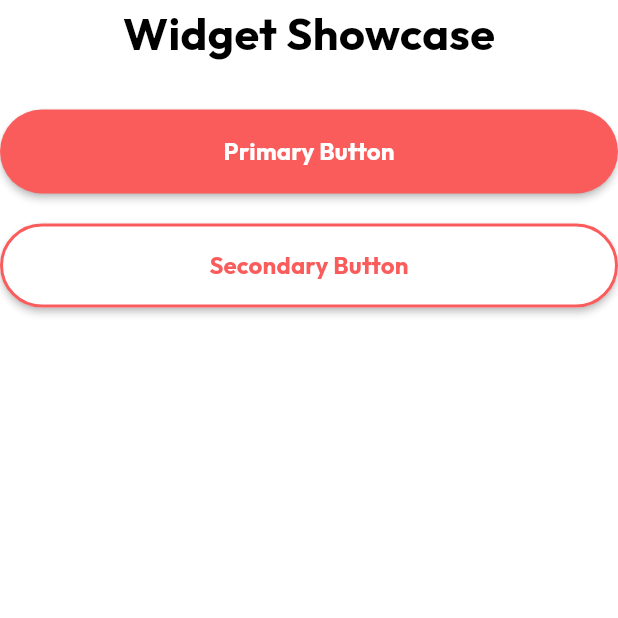
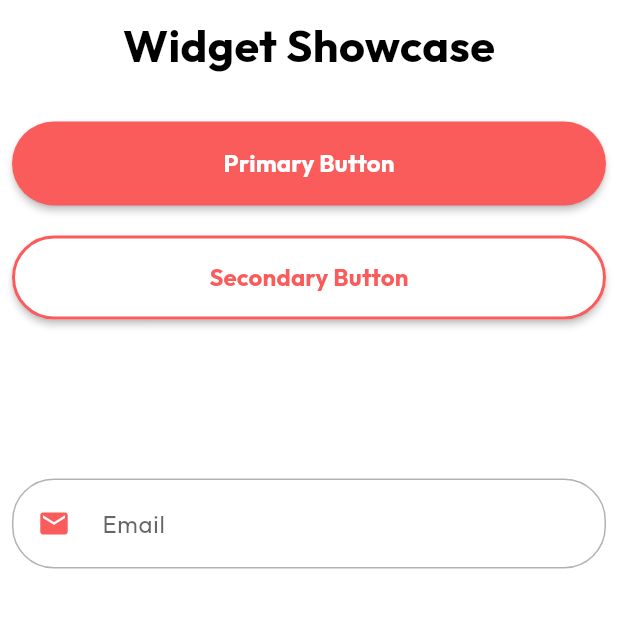
Before and after one commit to Sharkfin07/re-serve, a Flutter app: the screen it shows after launch, on a phone screen of 412 x 824 dp, the top half of it. Run offline on Flutter 3.47's test engine with Material 3 defaults, Android fonts, the phone set to English and light mode, and no system bars; our stand-ins replace dio.

Commit message:
feat: Create global form widget

```diff
--- a/lib/main.dart
+++ b/lib/main.dart
@@ -1,5 +1,6 @@
 import 'package:flutter/material.dart';
 import 'package:re_serve/presentation/widgets/global/global_button.dart';
+import 'package:re_serve/presentation/widgets/global/global_input.dart';
 import 'presentation/theme/app_theme.dart';
 
 void main() {
@@ -17,11 +18,12 @@ class MainApp extends StatelessWidget {
       themeMode: ThemeMode.system,
       home: Scaffold(
         body: SafeArea(
+          child: Padding(
+            padding: const EdgeInsets.all(8.0),
             child: Column(
               mainAxisAlignment: MainAxisAlignment.start,
               crossAxisAlignment: CrossAxisAlignment.center,
               children: [
-              SizedBox(width: double.infinity),
                 Text(
                   "Widget Showcase",
                   style: TextStyle(fontWeight: FontWeight.bold, fontSize: 30),
@@ -45,8 +47,14 @@ class MainApp extends StatelessWidget {
                   onPressed: () {},
                   icon: Icon(Icons.account_balance_wallet),
                 ),
-              SizedBox(height: 20),
+                SizedBox(height: 30),
+                GlobalInput(
+                  hintText: "Email",
+                  prefixIcon: const Icon(Icons.mail),
+                  keyboardType: TextInputType.emailAddress,
+                ),
               ],
+            ),
           ),
         ),
       ),
--- a/lib/presentation/widgets/global/global_button.dart
+++ b/lib/presentation/widgets/global/global_button.dart
@@ -83,7 +83,7 @@ class GlobalButton extends StatelessWidget {
         return _ButtonColors(
           background: const Color.fromARGB(0, 0, 0, 0),
           foreground: Colors.white70,
-          overlay: AppPalette.primary.withValues(alpha: 0.05),
+          overlay: AppPalette.dark.withValues(alpha: 0.05),
           border: BorderSide(color: Colors.white70, width: 1.4),
         );
     }
--- /dev/null
+++ b/lib/presentation/widgets/global/global_input.dart
@@ -0,0 +1,80 @@
+import 'package:flutter/material.dart';
+import 'package:re_serve/presentation/theme/app_palette.dart';
+
+class GlobalInput extends StatelessWidget {
+  final TextEditingController? controller;
+  final String? hintText;
+  final Widget? prefixIcon;
+  final bool obscureText;
+  final TextInputType keyboardType;
+  final TextInputAction? textInputAction;
+  final FocusNode? focusNode;
+  final ValueChanged<String>? onChanged;
+
+  const GlobalInput({
+    super.key,
+    this.controller,
+    this.hintText,
+    this.prefixIcon,
+    this.obscureText = false,
+    this.keyboardType = TextInputType.text,
+    this.textInputAction,
+    this.focusNode,
+    this.onChanged,
+  });
+
+  @override
+  Widget build(BuildContext context) {
+    final scheme = Theme.of(context).colorScheme;
+    final borderRadius = BorderRadius.circular(28);
+
+    return TextFormField(
+      controller: controller,
+      focusNode: focusNode,
+      onChanged: onChanged,
+      obscureText: obscureText,
+      keyboardType: keyboardType,
+      textInputAction: textInputAction,
+      style:
+          Theme.of(
+            context,
+          ).textTheme.bodyLarge?.copyWith(color: scheme.onSurface) ??
+          TextStyle(color: scheme.onSurface),
+      decoration: InputDecoration(
+        hintText: hintText,
+        hintStyle: Theme.of(context).textTheme.bodyLarge?.copyWith(
+          color: scheme.onSurface.withValues(alpha: 0.6),
+        ),
+        filled: true,
+        fillColor: scheme.surface,
+        prefixIcon: prefixIcon == null
+            ? null
+            : IconTheme(
+                data: IconThemeData(color: AppPalette.primary, size: 22),
+                child: prefixIcon!,
+              ),
+        prefixIconConstraints: const BoxConstraints(minWidth: 56),
+        contentPadding: const EdgeInsets.symmetric(
+          horizontal: 16,
+          vertical: 18,
+        ),
+        enabledBorder: OutlineInputBorder(
+          borderRadius: borderRadius,
+          borderSide: BorderSide(color: scheme.outline.withValues(alpha: 0.3)),
+        ),
+        focusedBorder: OutlineInputBorder(
+          borderRadius: borderRadius,
+          borderSide: BorderSide(color: scheme.primary, width: 1.6),
+        ),
+        errorBorder: OutlineInputBorder(
+          borderRadius: borderRadius,
+          borderSide: BorderSide(color: scheme.error),
+        ),
+        focusedErrorBorder: OutlineInputBorder(
+          borderRadius: borderRadius,
+          borderSide: BorderSide(color: scheme.error, width: 1.6),
+        ),
+      ),
+    );
+  }
+}
```
Lines whose indentation alone changed are shown as unchanged.
